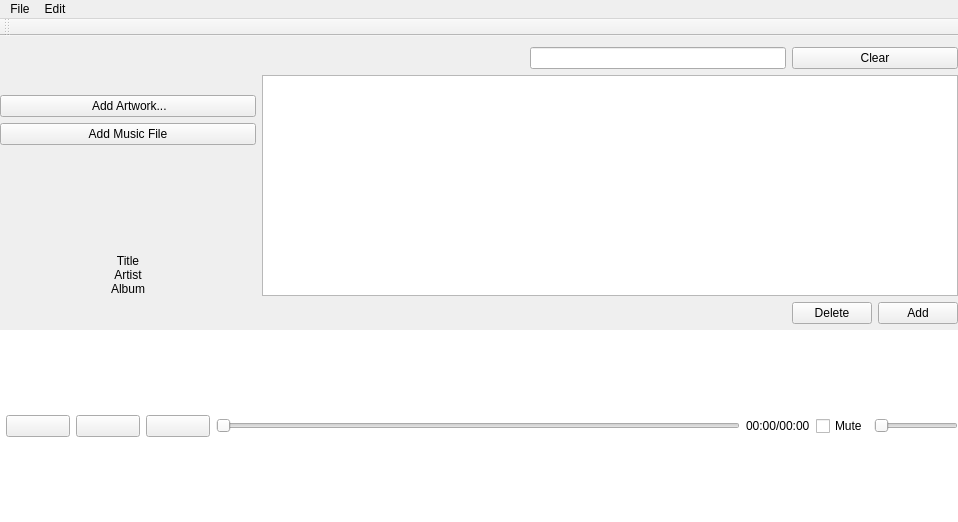
This is mainwindow.ui in ShahroozGh/qt-media-library as Qt 5 draws it before an edit. The edited form follows.
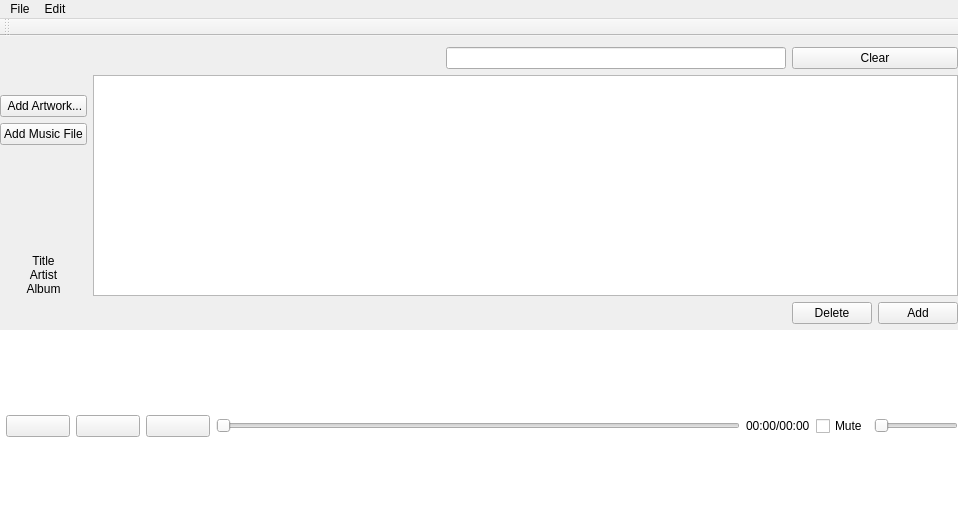
This is the edited form.

Patch:
```diff
--- a/mainwindow.ui
+++ b/mainwindow.ui
@@ -117,7 +117,7 @@
          <item>
           <widget class="QLabel" name="titleLabel">
            <property name="sizePolicy">
-            <sizepolicy hsizetype="MinimumExpanding" vsizetype="Preferred">
+            <sizepolicy hsizetype="Minimum" vsizetype="Preferred">
              <horstretch>0</horstretch>
              <verstretch>0</verstretch>
             </sizepolicy>
@@ -148,7 +148,7 @@
          <item>
           <widget class="QLabel" name="artistLabel">
            <property name="sizePolicy">
-            <sizepolicy hsizetype="MinimumExpanding" vsizetype="Preferred">
+            <sizepolicy hsizetype="Minimum" vsizetype="Preferred">
              <horstretch>0</horstretch>
              <verstretch>0</verstretch>
             </sizepolicy>
@@ -164,7 +164,7 @@
          <item>
           <widget class="QLabel" name="albumLabel">
            <property name="sizePolicy">
-            <sizepolicy hsizetype="MinimumExpanding" vsizetype="Preferred">
+            <sizepolicy hsizetype="Minimum" vsizetype="Preferred">
              <horstretch>0</horstretch>
              <verstretch>0</verstretch>
             </sizepolicy>
```
Left out of the diff: 11 changed lines with no effect on the pictures.
